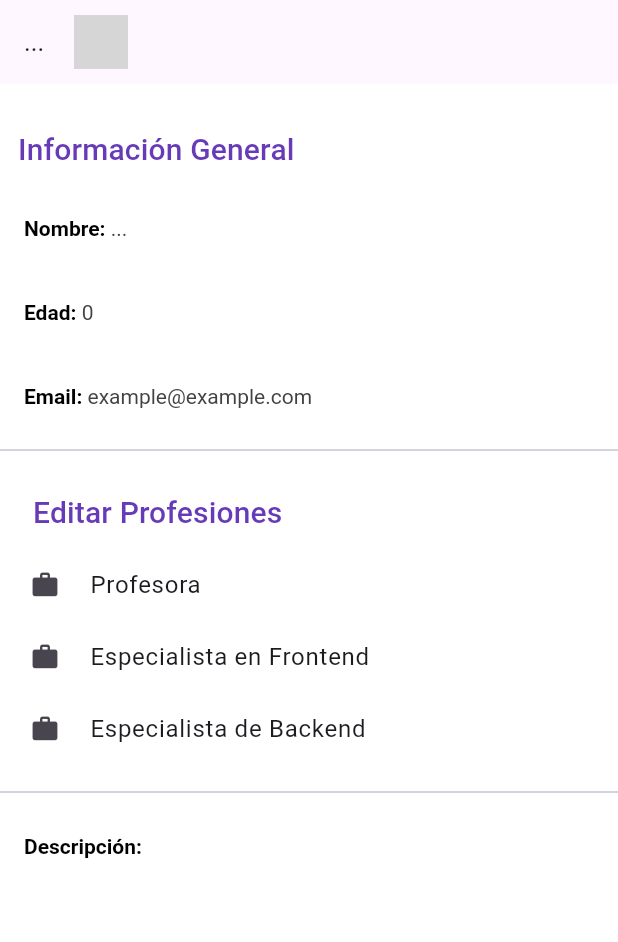
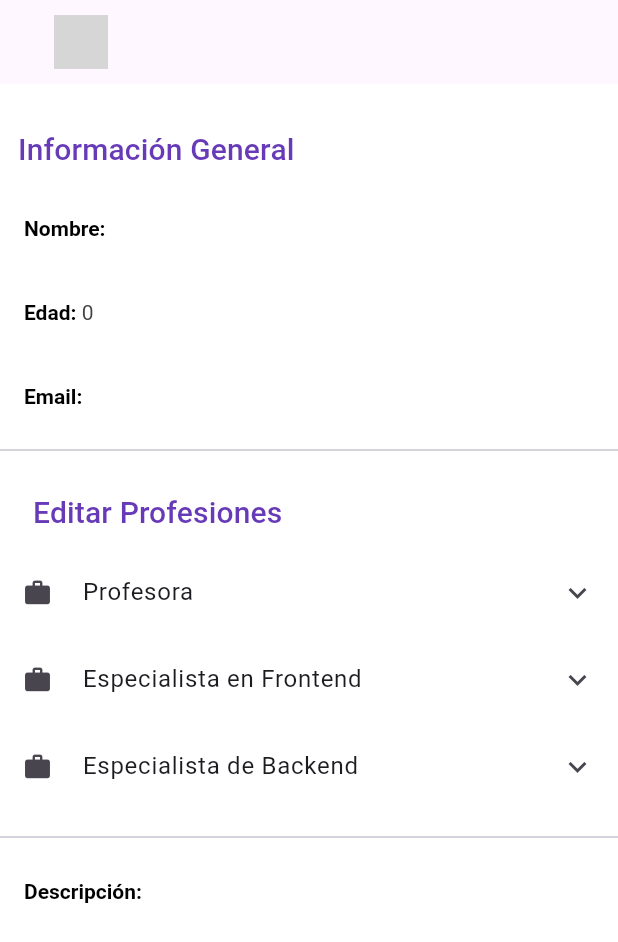
Before and after one commit to Cristina0408/State-main, a Flutter app: the screen it shows after launch, on a phone screen of 412 x 824 dp. Shown: the top 942 px of the screen. Run offline on Flutter 3.47's test engine with Material 3 defaults, Android fonts, the phone set to English and light mode, and no system bars; our stand-ins replace flutter_bloc, freezed_annotation, go_router, shimmer; network calls fail; grey boxes are pictures that could not be loaded.

Commit message:
task/Tuesday/22-07/cristi (#1)
* Casi terminado

* Ver descripcion de professiones

```diff
--- a/lib/core/utils/fake_user.dart
+++ b/lib/core/utils/fake_user.dart
@@ -3,9 +3,9 @@ import 'package:estado/domain/entities/user.dart';
 final fakeUser = [
   User(
     id: "1",
-    name: '...',
+    name: '',
     age: 0,
-    email: 'example@example.com',
+    email: '',
     description: '',
     professionsId: ['p1', 'p2', 'p3'],
   ),
--- a/lib/presentation/pages/profile/profile_page/profile_page.dart
+++ b/lib/presentation/pages/profile/profile_page/profile_page.dart
@@ -37,13 +37,15 @@ class _ProfilePageState extends State<ProfilePage> {
               shadowColor: Colors.transparent,
               title: ProfileHeader(),
             ),
-            body: Column(
+            body:SingleChildScrollView(
+              child: Column(
                 children: [
                   ProfileInfo(
                     onPressed: () => context.push('/profile/edit'),
                     text: 'Información General',
                   ),
                 ],
+              ),
             ),
           );
         } else {
--- a/lib/presentation/pages/profile/profile_page/widget/profile_info.dart
+++ b/lib/presentation/pages/profile/profile_page/widget/profile_info.dart
@@ -63,16 +63,25 @@ class ProfileInfo extends StatelessWidget {
                         ),
                       ),
                       ...professions.map(
-                        (profession) => ListTile(
-                          dense: true,
-                          contentPadding: const EdgeInsets.symmetric(
-                            horizontal: 10,
-                          ),
+                        (profession) => ExpansionTile(
+                          tilePadding: const EdgeInsets.symmetric(horizontal: 5),
                           leading: const Icon(Icons.work, size: 20),
                           title: Text(
                             profession.name,
                             style: const TextStyle(fontSize: 16),
                           ),
+                          children: [
+                            Padding(
+                              padding: const EdgeInsets.only(left: 16, right: 16, bottom: 8),
+                              child: Column(
+                                crossAxisAlignment: CrossAxisAlignment.start,
+                                children: [
+                                  Text('Años: ${profession.age}'),
+                                  Text('Descripción: ${profession.description}'),
+                                ],
+                              ),
+                            ),
+                          ],
                         ),
                       ),
                     ],
```
Also changed, not shown: 1 other file. Lines whose indentation alone changed are shown as unchanged.
